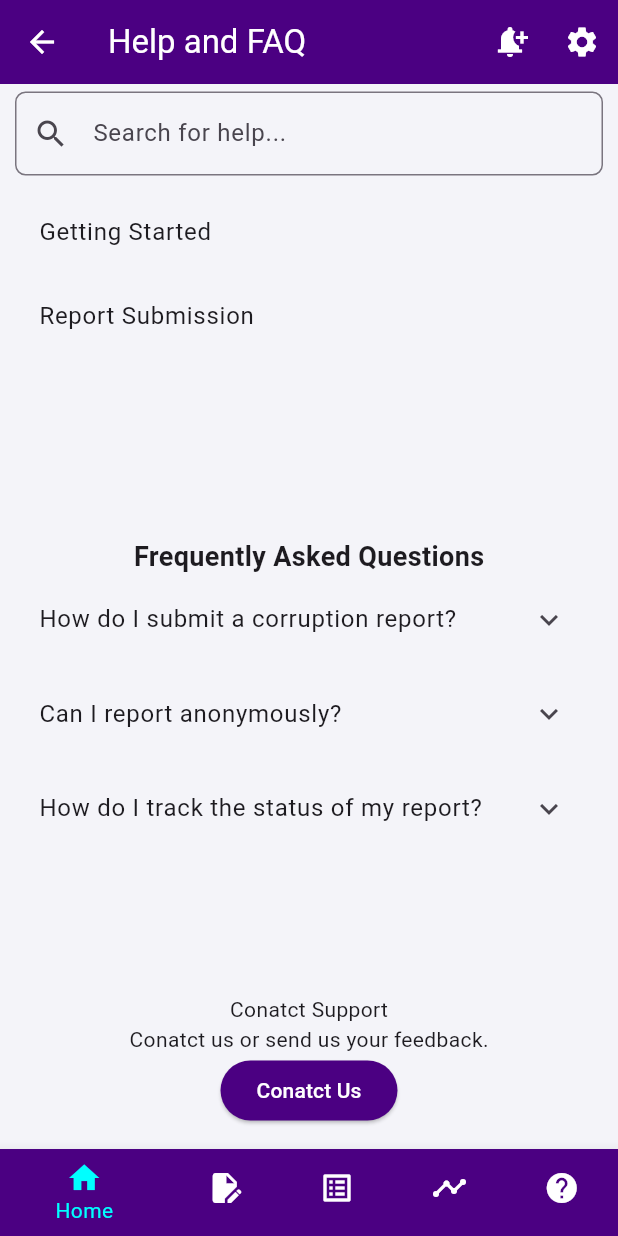
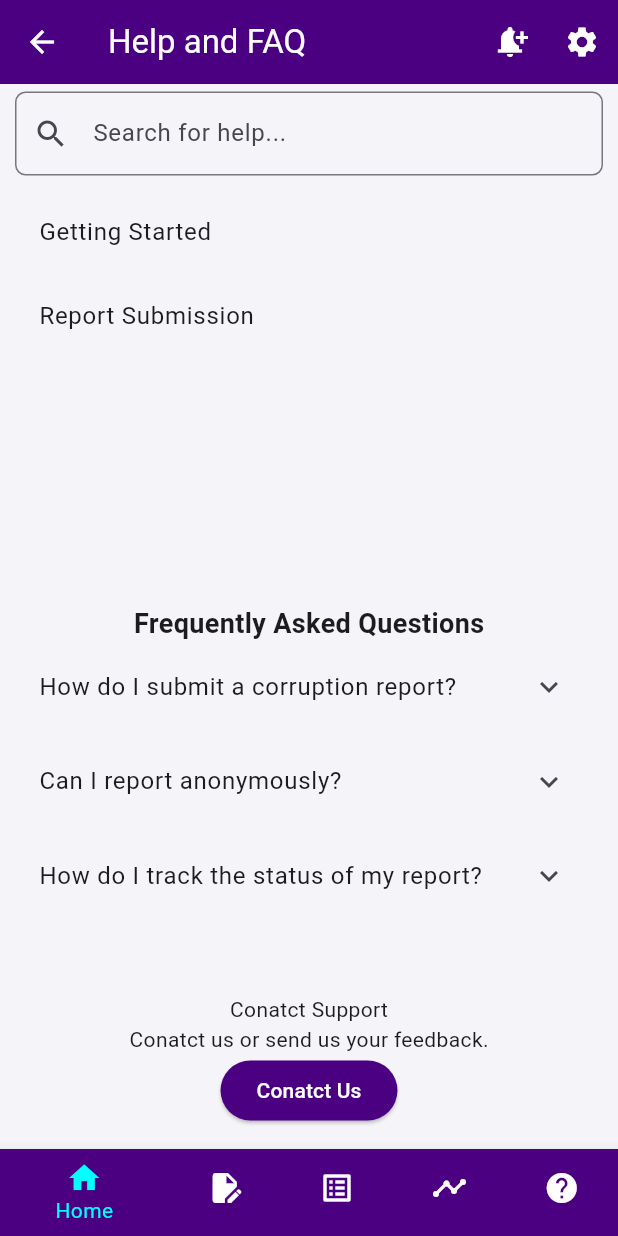
Before and after one commit to Ayiera-20/Expose-Corruption-Application, a Flutter app: the Help screen opened directly, on a phone screen of 412 x 824 dp. Run offline on Flutter 3.47's test engine with Material 3 defaults, Android fonts, the phone set to English and light mode, and no system bars; our stand-ins replace image_picker.

Commit message:
adjust sized box height after list view

```diff
--- a/lib/screens/help.dart
+++ b/lib/screens/help.dart
@@ -59,7 +59,7 @@
                 )
               ],
             ),),
-            SizedBox(height: 100,),
+            SizedBox(height: 20,),
             Text('Frequently Asked Questions',
               style: TextStyle(fontSize: 18, fontWeight: FontWeight.bold),
             ),
@@ -81,7 +81,7 @@
             children: [
               Text("View My Reports' on the homepage to check the status of your submitted reports.")
             ],),
-            SizedBox(height:95),
+            SizedBox(height: 50),
             Text('Conatct Support'),
             Text('Conatct us or send us your feedback.'),
             ElevatedButton(onPressed: () {
```
